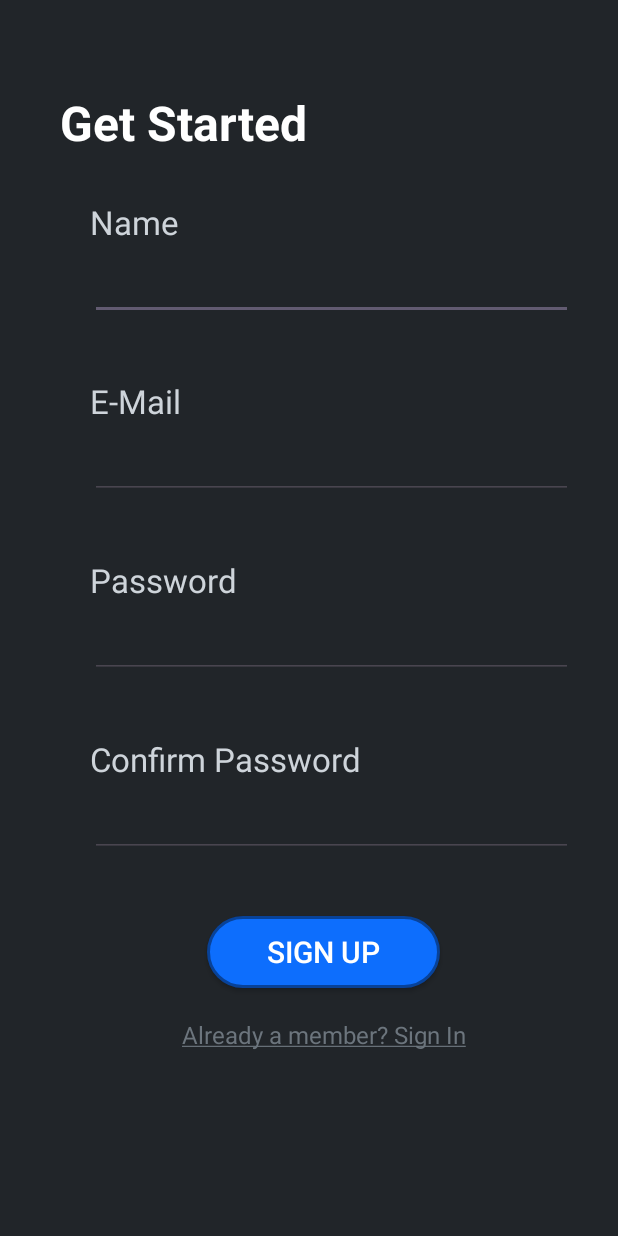
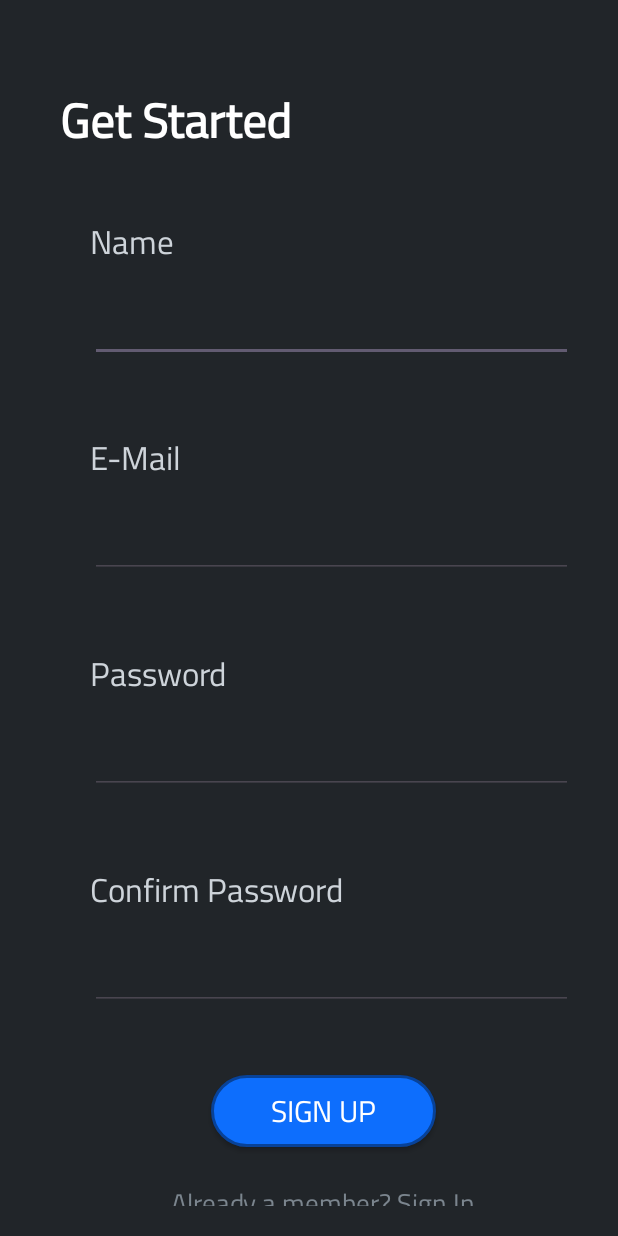
Before and after one commit to ChristianHosh/COMP438-Pharmalytic-Project, an Android app: the screen it shows after launch (RegisterActivity), on a phone screen of 412 x 824 dp. Run offline under Robolectric (Android 15) with nearby library versions, the phone set to English and light mode, and no system bars.

Commit message:
Updated font

```diff
--- a/app/src/main/res/layout/act_register.xml
+++ b/app/src/main/res/layout/act_register.xml
@@ -13,13 +13,14 @@
     <TextView
         android:layout_width="wrap_content"
         android:layout_height="wrap_content"
-        android:layout_marginTop="40dp"
+        android:layout_marginTop="30dp"
 
         android:text="@string/reg_get_started"
         android:textColor="@color/text_emphasis"
         android:textSize="32sp"
-
-        android:textStyle="bold" />
+        android:fontFamily="@font/cairo"
+        android:textStyle="bold"
+        />
 
 
     <androidx.appcompat.widget.LinearLayoutCompat
@@ -41,12 +42,14 @@
             <TextView
                 android:layout_width="wrap_content"
                 android:layout_height="wrap_content"
+
+                android:fontFamily="@font/cairo"
+                android:textColor="@color/text_secondary"
+                android:textSize="22sp"
+
                 android:labelFor="@+id/in_name"
-
                 android:text="@string/reg_name"
-                android:textColor="@color/text_secondary"
-
-                android:textSize="22sp" />
+                />
 
             <EditText
                 android:id="@+id/in_name"
@@ -54,16 +57,21 @@
                 android:layout_height="wrap_content"
 
                 android:layout_marginTop="5dp"
+                android:textSize="20sp"
+                android:textColor="@color/text_secondary"
+                android:fontFamily="@font/cairo"
 
                 android:autofillHints="name"
                 android:inputType="text"
-                android:textColor="@color/text_secondary" />
+                />
 
             <TextView
                 android:id="@+id/error_msg_name"
                 android:layout_width="wrap_content"
                 android:layout_height="wrap_content"
-                android:textColor="@color/danger_text" />
+                android:textColor="@color/danger_text"
+                android:fontFamily="@font/cairo"
+                />
 
 
         </androidx.appcompat.widget.LinearLayoutCompat>
@@ -76,17 +84,20 @@
 
             android:orientation="vertical"
             android:paddingStart="20dp"
-            android:paddingEnd="10dp">
+            android:paddingEnd="10dp"
+            >
 
             <TextView
                 android:layout_width="wrap_content"
                 android:layout_height="wrap_content"
-                android:labelFor="@+id/in_email"
+
+                android:fontFamily="@font/cairo"
+                android:textColor="@color/text_secondary"
+                android:textSize="22sp"
 
                 android:text="@string/reg_e_mail"
-                android:textColor="@color/text_secondary"
-
-                android:textSize="22sp" />
+                android:labelFor="@+id/in_email"
+                />
 
             <EditText
                 android:id="@+id/in_email"
@@ -94,18 +105,21 @@
                 android:layout_height="wrap_content"
 
                 android:layout_marginTop="5dp"
+                android:textSize="20sp"
+                android:textColor="@color/text_secondary"
+                android:fontFamily="@font/cairo"
 
                 android:autofillHints="emailAddress"
                 android:inputType="textEmailAddress"
-
-                android:textColor="@color/text_secondary"
-                android:textSize="18sp" />
+                />
 
             <TextView
                 android:id="@+id/error_msg_email"
                 android:layout_width="wrap_content"
                 android:layout_height="wrap_content"
-                android:textColor="@color/danger_text" />
+                android:textColor="@color/danger_text"
+                android:fontFamily="@font/cairo"
+                />
 
         </androidx.appcompat.widget.LinearLayoutCompat>
 
@@ -122,29 +136,37 @@
             <TextView
                 android:layout_width="wrap_content"
                 android:layout_height="wrap_content"
+
+                android:fontFamily="@font/cairo"
+                android:textColor="@color/text_secondary"
+                android:textSize="22sp"
+
                 android:labelFor="@+id/in_password"
-
                 android:text="@string/reg_password"
-                android:textColor="@color/text_secondary"
-
-                android:textSize="22sp" />
+                />
 
             <EditText
                 android:id="@+id/in_password"
                 android:layout_width="match_parent"
                 android:layout_height="wrap_content"
+                android:maxWidth="480dp"
 
                 android:layout_marginTop="5dp"
+                android:textSize="20sp"
+                android:textColor="@color/text_secondary"
+                android:fontFamily="@font/cairo"
 
                 android:autofillHints="password"
                 android:inputType="textPassword"
-                android:textColor="@color/text_secondary" />
+                />
 
             <TextView
                 android:id="@+id/error_msg_password"
                 android:layout_width="wrap_content"
                 android:layout_height="wrap_content"
-                android:textColor="@color/danger_text" />
+                android:textColor="@color/danger_text"
+                android:fontFamily="@font/cairo"
+                />
 
         </androidx.appcompat.widget.LinearLayoutCompat>
 
@@ -162,11 +184,13 @@
                 android:layout_width="wrap_content"
                 android:layout_height="wrap_content"
 
+                android:textColor="@color/text_secondary"
+                android:textSize="22sp"
+                android:fontFamily="@font/cairo"
+
                 android:labelFor="@+id/in_confirm_password"
-
                 android:text="@string/reg_confirm_password"
-                android:textColor="@color/text_secondary"
-                android:textSize="22sp" />
+                />
 
             <EditText
                 android:id="@+id/in_confirm_password"
@@ -174,16 +198,22 @@
                 android:layout_height="wrap_content"
 
                 android:layout_marginTop="5dp"
+                android:textSize="20sp"
+                android:textColor="@color/text_secondary"
+                android:fontFamily="@font/cairo"
 
                 android:autofillHints="password"
                 android:inputType="textPassword"
-                android:textColor="@color/text_secondary" />
+                />
 
             <TextView
                 android:id="@+id/error_msg_confirm_password"
                 android:layout_width="wrap_content"
                 android:layout_height="wrap_content"
-                android:textColor="@color/danger_text" />
+                android:textColor="@color/danger_text"
+                android:fontFamily="@font/cairo"
+                />
+
         </androidx.appcompat.widget.LinearLayoutCompat>
 
 
@@ -201,6 +231,7 @@
         android:paddingHorizontal="40dp"
         android:text="@string/reg_sign_up"
         android:textColor="@color/text_emphasis"
+        android:fontFamily="@font/cairo"
         android:textSize="20sp"
 
         />
@@ -215,7 +246,9 @@
         android:text="@string/reg_redirect"
 
         android:textColor="@color/text_tertiary"
-        android:textSize="16sp" />
+        android:textSize="18sp"
+        android:fontFamily="@font/cairo"
+        />
 
 
 </androidx.appcompat.widget.LinearLayoutCompat>
--- a/app/src/main/res/values/colors.xml
+++ b/app/src/main/res/values/colors.xml
@@ -11,7 +11,7 @@
 <!--    TEXT COLOR-->
     <color name="text_emphasis">#FFFFFF</color>
     <color name="text_secondary">#CED4DA</color>
-    <color name="text_tertiary">#6C757D</color>
+    <color name="text_tertiary">#7B858E</color>
 
 <!--    PRIMARY COLOR-->
     <color name="primary">#0D6EFD</color>
```
Also changed, not shown: app/src/main/res/font/cairo.ttf (added).
